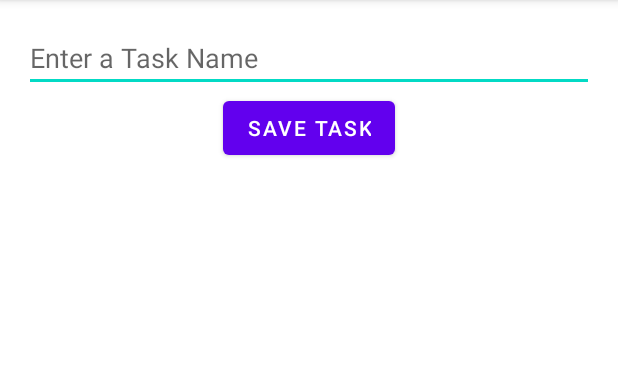
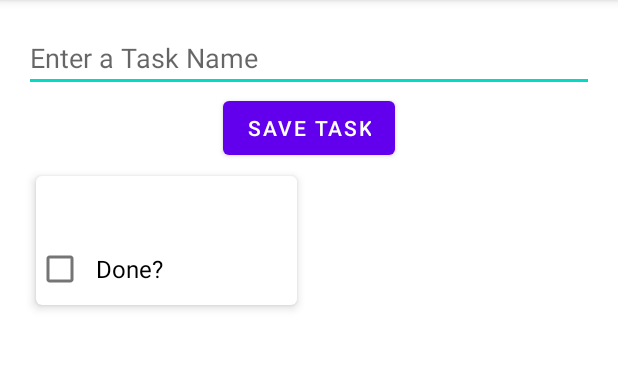
Before and after one commit to AntonJurkovskiy/MY_Tasks, an Android app: the screen it shows after launch (MainActivity), after a tap on "SAVE TASK", on a phone screen of 412 x 824 dp, the part 84-454 px from its top. Run offline under Robolectric (Android 15) with nearby library versions, the phone set to English and light mode, and no system bars; our stand-ins replace Room's generated code, data binding.

Commit message:
added CardView and Recyclerview

```diff
--- a/app/build.gradle
+++ b/app/build.gradle
@@ -43,12 +43,16 @@ dependencies {
     implementation 'androidx.appcompat:appcompat:1.4.1'
     implementation 'com.google.android.material:material:1.5.0'
     implementation 'androidx.constraintlayout:constraintlayout:2.1.3'
+    implementation"androidx.recyclerview:recyclerview:1.2.1"
     implementation "androidx.lifecycle:lifecycle-viewmodel-ktx:$lifecycle_version"
     implementation "androidx.lifecycle:lifecycle-livedata-ktx:$lifecycle_version"
     implementation "androidx.room:room-runtime:$room_version"
     implementation "androidx.room:room-ktx:$room_version"
+    implementation"androidx.cardview:cardview:1.0.0"
+
     implementation 'androidx.legacy:legacy-support-v4:1.0.0'
     kapt "androidx.room:room-compiler:$room_version"
+
     testImplementation 'junit:junit:4.+'
     androidTestImplementation 'androidx.test.ext:junit:1.1.3'
     androidTestImplementation 'androidx.test.espresso:espresso-core:3.4.0'
--- /dev/null
+++ b/app/src/main/java/com/azimut4946777/my_tasks/TaskItemAdapter.kt
@@ -0,0 +1,46 @@
+package com.azimut4946777.my_tasks
+
+import android.view.LayoutInflater
+import android.view.ViewGroup
+import android.widget.CheckBox
+import android.widget.TextView
+import androidx.cardview.widget.CardView
+import androidx.recyclerview.widget.RecyclerView
+
+
+class TaskItemAdapter : RecyclerView.Adapter<TaskItemAdapter.TaskItemViewHolder>() {
+    var data = listOf<Task>()
+        set(value) {
+            field = value
+            notifyDataSetChanged()
+        }
+
+    override fun getItemCount() = data.size
+
+    override fun onCreateViewHolder(parent: ViewGroup, viewType: Int)
+            : TaskItemViewHolder = TaskItemViewHolder.inflateFrom(parent)
+
+    override fun onBindViewHolder(holder: TaskItemViewHolder, position: Int) {
+      val item = data[position]
+        holder.bind(item)
+    }
+
+    class TaskItemViewHolder(val rootView: CardView) : RecyclerView.ViewHolder(rootView) {
+        val taskName = rootView.findViewById<TextView>(R.id.task_name)
+        val taskDone = rootView.findViewById<CheckBox>(R.id.task_done)
+        companion object {
+            fun inflateFrom(parent: ViewGroup): TaskItemViewHolder {
+                val layoutInflater = LayoutInflater.from(parent.context)
+                val view = layoutInflater
+                    .inflate(R.layout.task_item, parent, false) as CardView
+                return TaskItemViewHolder(view)
+            }
+        }
+
+        fun bind(item: Task) {
+            taskName.text = item.taskName
+            taskDone.isChecked = item.taskDone
+        }
+    }
+
+}
--- a/app/src/main/java/com/azimut4946777/my_tasks/TasksFragment.kt
+++ b/app/src/main/java/com/azimut4946777/my_tasks/TasksFragment.kt
@@ -5,6 +5,7 @@ import androidx.fragment.app.Fragment
 import android.view.LayoutInflater
 import android.view.View
 import android.view.ViewGroup
+import androidx.lifecycle.Observer
 import androidx.lifecycle.ViewModelProvider
 import com.azimut4946777.my_tasks.databinding.FragmentTasksBinding
 
@@ -23,6 +24,15 @@ class TasksFragment : Fragment() {
             this, viewModelFactory).get(TasksViewModel::class.java)
         binding.viewModel = viewModel
         binding.lifecycleOwner = viewLifecycleOwner
+        val adapter = TaskItemAdapter()
+        binding.tasksList.adapter = adapter
+
+        viewModel.tasks.observe(viewLifecycleOwner, Observer {
+            it?.let {
+                adapter.data = it
+            }
+        })
+
         return view
     }
     override fun onDestroyView() {
--- a/app/src/main/java/com/azimut4946777/my_tasks/TasksViewModel.kt
+++ b/app/src/main/java/com/azimut4946777/my_tasks/TasksViewModel.kt
@@ -7,10 +7,8 @@ import kotlinx.coroutines.launch
 
 class TasksViewModel(val dao: TaskDao) : ViewModel() {
     var newTaskName = ""
-    private val tasks = dao.getAll()
-    val tasksString = Transformations.map(tasks) {
-            tasks -> formatTasks(tasks)
-    }
+    val tasks = dao.getAll()
+
     fun addTask() {
         viewModelScope.launch {
             val task = Task()
@@ -18,15 +16,5 @@ class TasksViewModel(val dao: TaskDao) : ViewModel() {
             dao.insert(task)
         }
     }
-    fun formatTasks(tasks: List<Task>): String {
-        return tasks.fold("") {
-                str, item -> str + '\n' + formatTask(item)
-        }
-    }
-    fun formatTask(task: Task): String {
-        var str = "ID: ${task.taskId}"
-        str += '\n' + "Name: ${task.taskName}"
-        str += '\n' + "Complete: ${task.taskDone}" + '\n'
-        return str
-    }
+
 }
--- a/app/src/main/res/layout/fragment_tasks.xml
+++ b/app/src/main/res/layout/fragment_tasks.xml
@@ -2,6 +2,7 @@
 <layout
     xmlns:android="http://schemas.android.com/apk/res/android"
     xmlns:tools="http://schemas.android.com/tools"
+    xmlns:app="http://schemas.android.com/apk/res-auto"
     tools:context=".TasksFragment">
 <data>
 <variable
@@ -30,11 +31,13 @@
         android:text="Save Task"
         android:onClick="@{() ->viewModel.addTask()}"/>
 
-    <TextView
-        android:id="@+id/tasks"
-        android:layout_width="match_parent"
-        android:layout_height="wrap_content"
-        android:text="@{viewModel.tasksString}" />
-
+   <androidx.recyclerview.widget.RecyclerView
+       android:id="@+id/tasks_list"
+       android:layout_width="match_parent"
+       android:layout_height="0dp"
+       android:layout_weight="1"
+       android:layout_gravity="top"
+       app:layoutManager="androidx.recyclerview.widget.GridLayoutManager"
+       app:spanCount="2"/>
 </LinearLayout>
 </layout>
--- /dev/null
+++ b/app/src/main/res/layout/task_item.xml
@@ -0,0 +1,30 @@
+<?xml version="1.0" encoding="utf-8"?>
+<androidx.cardview.widget.CardView
+    xmlns:android="http://schemas.android.com/apk/res/android"
+    xmlns:app="http://schemas.android.com/apk/res-auto"
+    android:layout_width="match_parent"
+    android:layout_height="wrap_content"
+    android:layout_margin="8dp"
+    app:cardElevation="4dp"
+    app:cardCornerRadius="4dp">
+    <LinearLayout
+        android:layout_width="match_parent"
+        android:layout_height="wrap_content"
+        android:orientation="vertical">
+    <TextView
+        android:id="@+id/task_name"
+        android:layout_width="match_parent"
+        android:layout_height="wrap_content"
+        android:textSize="16sp"
+        android:padding="8dp"/>
+    <CheckBox
+        android:id="@+id/task_done"
+        android:layout_width="match_parent"
+        android:layout_height="wrap_content"
+        android:textSize="16sp"
+        android:padding="8dp"
+        android:clickable="false"
+        android:text="Done?"/>
+    </LinearLayout>
+
+</androidx.cardview.widget.CardView>
```
